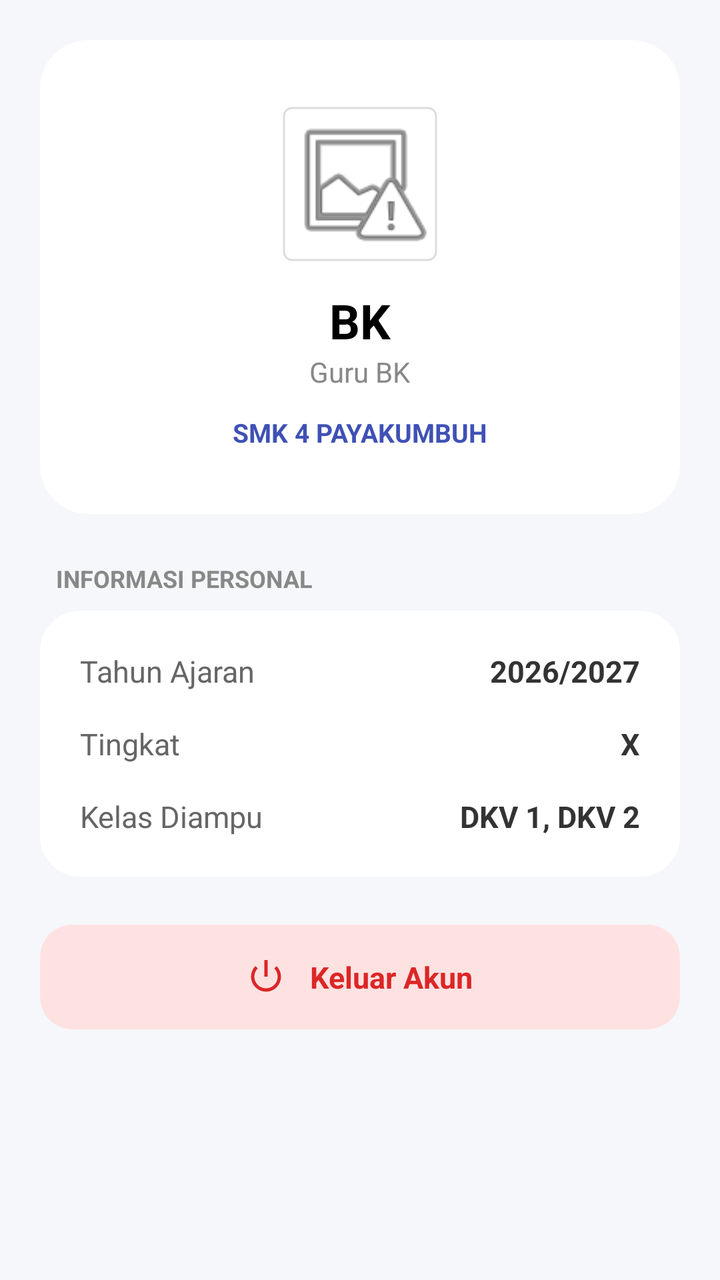
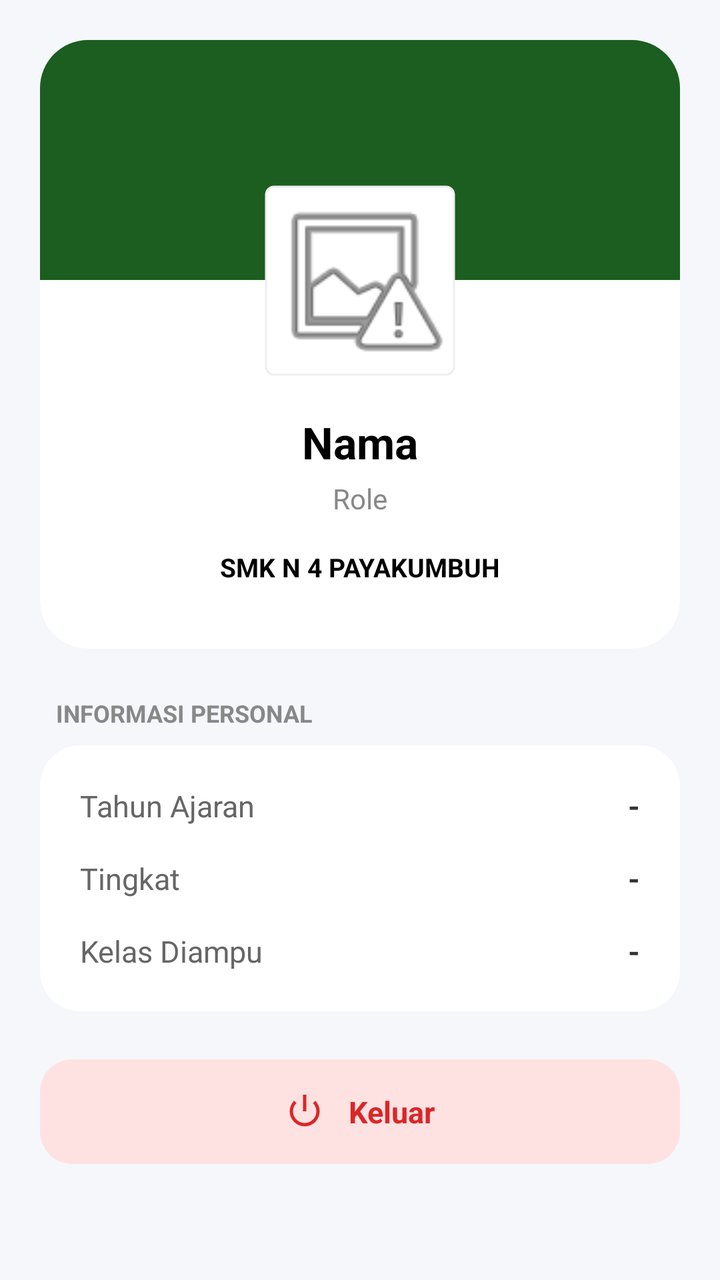

Screens rendered from an Android XML layout before and after an edit, with the pre-edit source and the edit as a unified diff.
<!-- AndroidManifest.xml: application theme Theme.RamadhanDigital -->
<!-- res/layout/fragment_profile.xml -->
<?xml version="1.0" encoding="utf-8"?>
<androidx.core.widget.NestedScrollView xmlns:android="http://schemas.android.com/apk/res/android"
    xmlns:app="http://schemas.android.com/apk/res-auto"
    xmlns:tools="http://schemas.android.com/tools"
    android:layout_width="match_parent"
    android:layout_height="match_parent"
    android:background="#F5F7FA"
    android:fillViewport="true">

    <LinearLayout
        android:layout_width="match_parent"
        android:layout_height="wrap_content"
        android:orientation="vertical"
        android:padding="20dp">

        
        <com.google.android.material.card.MaterialCardView
            android:layout_width="match_parent"
            android:layout_height="wrap_content"
            app:cardCornerRadius="24dp"
            app:cardElevation="0dp"
            app:cardBackgroundColor="@android:color/white">

            <LinearLayout
                android:layout_width="match_parent"
                android:layout_height="wrap_content"
                android:gravity="center"
                android:orientation="vertical"
                android:padding="32dp">

                <com.google.android.material.imageview.ShapeableImageView
                    android:id="@+id/imgAvatar"
                    android:layout_width="80dp"
                    android:layout_height="80dp"
                    android:src="@android:drawable/ic_menu_report_image"
                    android:padding="2dp"
                    app:strokeColor="#DDDDDD"
                    app:strokeWidth="1dp"
                    app:shapeAppearanceOverlay="@style/ShapeAppearance.MaterialComponents.SmallComponent"/>

                <TextView
                    android:id="@+id/tvProfileInitial"
                    android:layout_width="wrap_content"
                    android:layout_height="wrap_content"
                    android:layout_marginTop="12dp"
                    android:text="BK"
                    android:textColor="#000000"
                    android:textSize="24sp"
                    android:textStyle="bold" />

                <TextView
                    android:id="@+id/tvProfileRoleLabel"
                    android:layout_width="wrap_content"
                    android:layout_height="wrap_content"
                    android:text="Guru BK"
                    android:textColor="#888888"
                    android:textSize="14sp" />

                <TextView
                    android:layout_width="wrap_content"
                    android:layout_height="wrap_content"
                    android:layout_marginTop="12dp"
                    android:text="SMK 4 PAYAKUMBUH"
                    android:textColor="#3F51B5"
                    android:textSize="13sp"
                    android:textStyle="bold" />

            </LinearLayout>
        </com.google.android.material.card.MaterialCardView>

        
        <TextView
            android:layout_width="wrap_content"
            android:layout_height="wrap_content"
            android:layout_marginTop="24dp"
            android:layout_marginStart="8dp"
            android:text="INFORMASI PERSONAL"
            android:textColor="#888888"
            android:textSize="12sp"
            android:textStyle="bold" />

        <com.google.android.material.card.MaterialCardView
            android:layout_width="match_parent"
            android:layout_height="wrap_content"
            android:layout_marginTop="8dp"
            app:cardCornerRadius="20dp"
            app:cardElevation="0dp"
            app:cardBackgroundColor="@android:color/white">

            <TableLayout
                android:layout_width="match_parent"
                android:layout_height="wrap_content"
                android:padding="20dp"
                android:stretchColumns="1">

                <TableRow android:paddingBottom="16dp">
                    <TextView
                        android:layout_width="wrap_content"
                        android:layout_height="wrap_content"
                        android:text="Tahun Ajaran"
                        android:textColor="#666666"
                        android:textSize="15sp" />
                    <TextView
                        android:id="@+id/tvTahunAjaran"
                        android:layout_width="wrap_content"
                        android:layout_height="wrap_content"
                        android:text="2026/2027"
                        android:textColor="#333333"
                        android:textSize="15sp"
                        android:textStyle="bold"
                        android:gravity="end" />
                </TableRow>

                <TableRow android:paddingBottom="16dp">
                    <TextView
                        android:layout_width="wrap_content"
                        android:layout_height="wrap_content"
                        android:text="Tingkat"
                        android:textColor="#666666"
                        android:textSize="15sp" />
                    <TextView
                        android:id="@+id/tvTingkat"
                        android:layout_width="wrap_content"
                        android:layout_height="wrap_content"
                        android:text="X"
                        android:textColor="#333333"
                        android:textSize="15sp"
                        android:textStyle="bold"
                        android:gravity="end" />
                </TableRow>

                <TableRow>
                    <TextView
                        android:layout_width="wrap_content"
                        android:layout_height="wrap_content"
                        android:text="Kelas Diampu"
                        android:textColor="#666666"
                        android:textSize="15sp" />
                    <TextView
                        android:id="@+id/tvKelasDiampu"
                        android:layout_width="wrap_content"
                        android:layout_height="wrap_content"
                        android:text="DKV 1, DKV 2"
                        android:textColor="#333333"
                        android:textSize="15sp"
                        android:textStyle="bold"
                        android:gravity="end" />
                </TableRow>

            </TableLayout>
        </com.google.android.material.card.MaterialCardView>

        
        <com.google.android.material.card.MaterialCardView
            android:id="@+id/btnLogoutCard"
            android:layout_width="match_parent"
            android:layout_height="wrap_content"
            android:layout_marginTop="24dp"
            android:layout_marginBottom="40dp"
            android:clickable="true"
            android:focusable="true"
            android:foreground="?attr/selectableItemBackground"
            app:cardCornerRadius="16dp"
            app:cardElevation="0dp"
            app:cardBackgroundColor="#FEE2E2">

            <LinearLayout
                android:layout_width="match_parent"
                android:layout_height="wrap_content"
                android:gravity="center"
                android:orientation="horizontal"
                android:padding="16dp">

                <ImageView
                    android:layout_width="20dp"
                    android:layout_height="20dp"
                    android:src="@android:drawable/ic_lock_power_off"
                    app:tint="#DC2626" />

                <TextView
                    android:layout_width="wrap_content"
                    android:layout_height="wrap_content"
                    android:layout_marginStart="12dp"
                    android:text="Keluar Akun"
                    android:textColor="#DC2626"
                    android:textSize="15sp"
                    android:textStyle="bold" />

            </LinearLayout>
        </com.google.android.material.card.MaterialCardView>

    </LinearLayout>
</androidx.core.widget.NestedScrollView>
<!-- resources referenced by this layout -->
<resources>
  <style name="Theme.RamadhanDigital" parent="Theme.MaterialComponents.Light.NoActionBar">
  
          <item name="colorPrimary">@color/green_700</item>
          <item name="colorPrimaryVariant">@color/green_800</item>
          <item name="colorSecondary">@color/green_500</item>
  
          <item name="colorOnPrimary">@color/white</item>
          <item name="colorOnSecondary">@color/white</item>
  
          <item name="android:windowBackground">@android:color/white</item>
  
          <item name="android:statusBarColor">@color/green_700</item>
          <item name="android:navigationBarColor">@android:color/white</item>
  
          <item name="android:windowLightStatusBar">true</item>
  
      </style>
  <color name="green_700">#2E7D32</color>
  <color name="green_800">#1B5E20</color>
  <color name="green_500">#4CAF50</color>
  <color name="white">#FFFFFF</color>
</resources>

<!-- the commit's change to res/layout/fragment_profile.xml (unified diff, before → after) -->
@@ -25,45 +25,62 @@
                 android:layout_width="match_parent"
                 android:layout_height="wrap_content"
                 android:gravity="center"
-                android:orientation="vertical"
-                android:padding="32dp">
-
+                android:orientation="vertical">
+
+                
+                <View
+                    android:layout_width="match_parent"
+                    android:layout_height="120dp"
+                    android:background="@color/green_800" />
+
+                
                 <com.google.android.material.imageview.ShapeableImageView
                     android:id="@+id/imgAvatar"
-                    android:layout_width="80dp"
-                    android:layout_height="80dp"
+                    android:layout_width="100dp"
+                    android:layout_height="100dp"
+                    android:layout_marginTop="-50dp"
+                    android:background="@android:color/white"
+                    android:padding="3dp"
                     android:src="@android:drawable/ic_menu_report_image"
-                    android:padding="2dp"
-                    app:strokeColor="#DDDDDD"
+                    app:strokeColor="#EEEEEE"
                     app:strokeWidth="1dp"
-                    app:shapeAppearanceOverlay="@style/ShapeAppearance.MaterialComponents.SmallComponent"/>
-
-                <TextView
-                    android:id="@+id/tvProfileInitial"
-                    android:layout_width="wrap_content"
+                    app:shapeAppearanceOverlay="@style/ShapeAppearance.MaterialComponents.SmallComponent" />
+
+                <LinearLayout
+                    android:layout_width="match_parent"
                     android:layout_height="wrap_content"
-                    android:layout_marginTop="12dp"
-                    android:text="BK"
-                    android:textColor="#000000"
-                    android:textSize="24sp"
-                    android:textStyle="bold" />
-
-                <TextView
-                    android:id="@+id/tvProfileRoleLabel"
-                    android:layout_width="wrap_content"
-                    android:layout_height="wrap_content"
-                    android:text="Guru BK"
-                    android:textColor="#888888"
-                    android:textSize="14sp" />
-
-                <TextView
-                    android:layout_width="wrap_content"
-                    android:layout_height="wrap_content"
-                    android:layout_marginTop="12dp"
-                    android:text="SMK 4 PAYAKUMBUH"
-                    android:textColor="#3F51B5"
-                    android:textSize="13sp"
-                    android:textStyle="bold" />
+                    android:gravity="center"
+                    android:orientation="vertical"
+                    android:paddingBottom="32dp"
+                    android:paddingTop="16dp">
+
+                    <TextView
+                        android:id="@+id/tvProfileInitial"
+                        android:layout_width="wrap_content"
+                        android:layout_height="wrap_content"
+                        android:text="Nama"
+                        android:textColor="#000000"
+                        android:textSize="22sp"
+                        android:textStyle="bold" />
+
+                    <TextView
+                        android:id="@+id/tvProfileRoleLabel"
+                        android:layout_width="wrap_content"
+                        android:layout_height="wrap_content"
+                        android:layout_marginTop="4dp"
+                        android:text="Role"
+                        android:textColor="#888888"
+                        android:textSize="14sp" />
+
+                    <TextView
+                        android:layout_width="wrap_content"
+                        android:layout_height="wrap_content"
+                        android:layout_marginTop="16dp"
+                        android:text="SMK N 4 PAYAKUMBUH"
+                        android:textColor="@color/black"
+                        android:textSize="13sp"
+                        android:textStyle="bold" />
+                </LinearLayout>
 
             </LinearLayout>
         </com.google.android.material.card.MaterialCardView>
@@ -93,6 +110,7 @@
                 android:padding="20dp"
                 android:stretchColumns="1">
 
+                
                 <TableRow android:paddingBottom="16dp">
                     <TextView
                         android:layout_width="wrap_content"
@@ -104,13 +122,14 @@
                         android:id="@+id/tvTahunAjaran"
                         android:layout_width="wrap_content"
                         android:layout_height="wrap_content"
-                        android:text="2026/2027"
+                        android:text="-"
                         android:textColor="#333333"
                         android:textSize="15sp"
                         android:textStyle="bold"
                         android:gravity="end" />
                 </TableRow>
 
+                
                 <TableRow android:paddingBottom="16dp">
                     <TextView
                         android:layout_width="wrap_content"
@@ -122,13 +141,14 @@
                         android:id="@+id/tvTingkat"
                         android:layout_width="wrap_content"
                         android:layout_height="wrap_content"
-                        android:text="X"
+                        android:text="-"
                         android:textColor="#333333"
                         android:textSize="15sp"
                         android:textStyle="bold"
                         android:gravity="end" />
                 </TableRow>
 
+                
                 <TableRow>
                     <TextView
                         android:layout_width="wrap_content"
@@ -140,7 +160,7 @@
                         android:id="@+id/tvKelasDiampu"
                         android:layout_width="wrap_content"
                         android:layout_height="wrap_content"
-                        android:text="DKV 1, DKV 2"
+                        android:text="-"
                         android:textColor="#333333"
                         android:textSize="15sp"
                         android:textStyle="bold"
@@ -181,7 +201,7 @@
                     android:layout_width="wrap_content"
                     android:layout_height="wrap_content"
                     android:layout_marginStart="12dp"
-                    android:text="Keluar Akun"
+                    android:text="Keluar"
                     android:textColor="#DC2626"
                     android:textSize="15sp"
                     android:textStyle="bold" />
<!-- resource entries referenced after the edit -->
@@ -1,25 +1,45 @@
 <!-- resources referenced by this layout -->
 <resources>
+  <color name="black">#000000</color>
   <style name="Theme.RamadhanDigital" parent="Theme.MaterialComponents.Light.NoActionBar">
   
-          <item name="colorPrimary">@color/green_700</item>
-          <item name="colorPrimaryVariant">@color/green_800</item>
-          <item name="colorSecondary">@color/green_500</item>
+          <item name="colorPrimary">#2E7D32</item>
+          <item name="colorPrimaryVariant">#1B5E20</item>
+          <item name="colorSecondary">#4CAF50</item>
   
           <item name="colorOnPrimary">@color/white</item>
           <item name="colorOnSecondary">@color/white</item>
   
           <item name="android:windowBackground">@android:color/white</item>
   
-          <item name="android:statusBarColor">@color/green_700</item>
+          <item name="android:statusBarColor">#2E7D32</item>
           <item name="android:navigationBarColor">@android:color/white</item>
   
           <item name="android:windowLightStatusBar">true</item>
   
+          
+          <item name="bottomNavigationStyle">@style/App.BottomNavigationView</item>
       </style>
-  <color name="green_700">#2E7D32</color>
   <color name="green_800">#1B5E20</color>
-  <color name="green_500">#4CAF50</color>
   <color name="white">#FFFFFF</color>
+  <style name="App.BottomNavigationView" parent="Widget.MaterialComponents.BottomNavigationView">
+          <item name="itemActiveIndicatorStyle">@style/App.Custom.Indicator</item>
+          <item name="itemTextAppearanceActive">@style/App.BottomNav.Text.Active</item>
+          <item name="itemTextAppearanceInactive">@style/App.BottomNav.Text.Inactive</item>
+      </style>
+  <style name="App.Custom.Indicator" parent="Widget.Material3.BottomNavigationView.ActiveIndicator">
+          
+          <item name="android:color">#E8F5E9</item>
+          <item name="android:width">60dp</item>
+          <item name="android:height">40dp</item>
+      </style>
+  <style name="App.BottomNav.Text.Active" parent="TextAppearance.MaterialComponents.Caption">
+          <item name="android:textStyle">bold</item>
+          <item name="android:textSize">14sp</item>
+      </style>
+  <style name="App.BottomNav.Text.Inactive" parent="TextAppearance.MaterialComponents.Caption">
+          <item name="android:textStyle">normal</item>
+          <item name="android:textSize">12sp</item>
+      </style>
 </resources>
 
